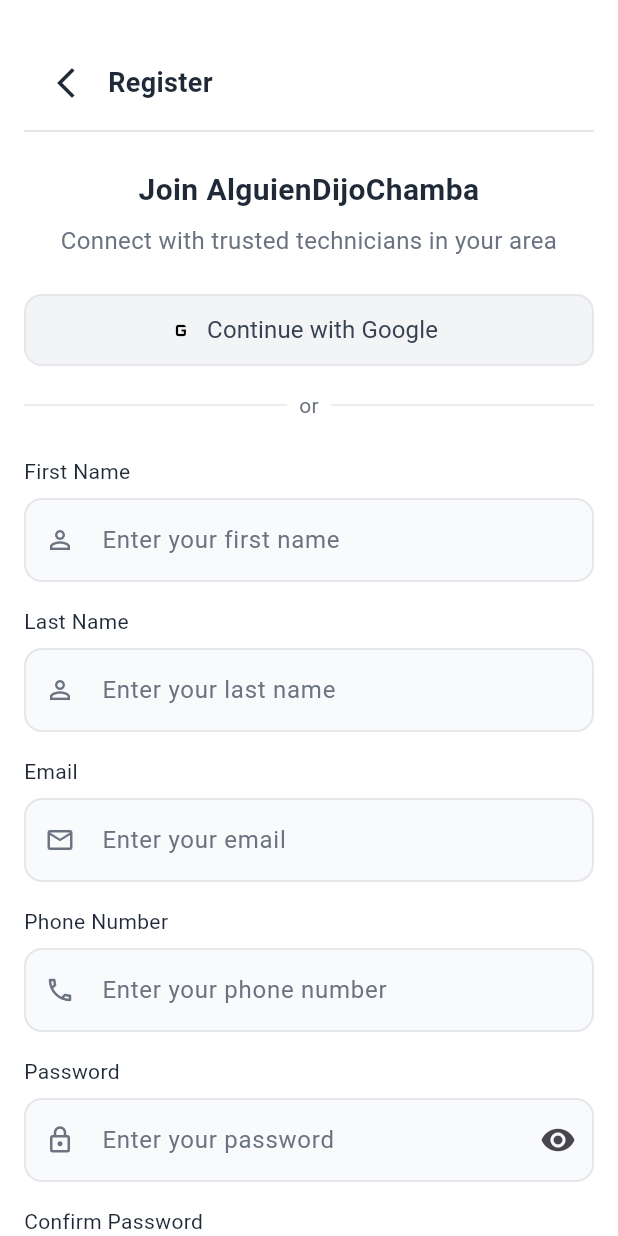
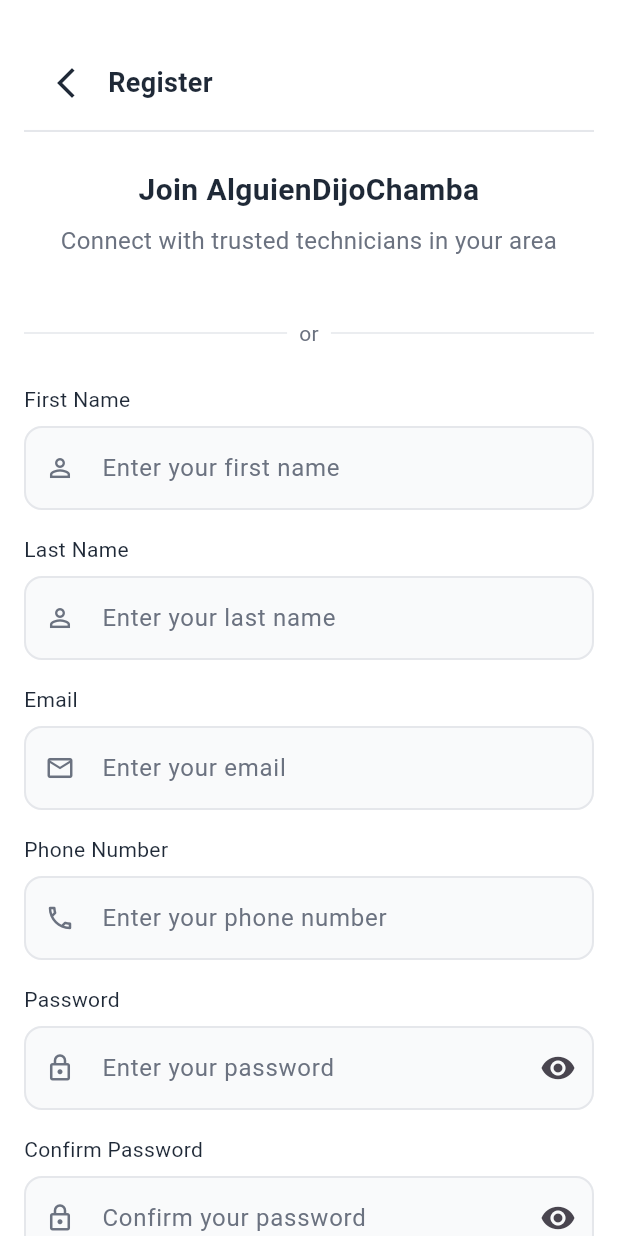
Before and after one commit to 1ACC0238-2520-1798-G3-AlguienDijoChamba/AlguienDijoChamba--Front-2, a Flutter app: the screen it shows after launch, on a phone screen of 412 x 824 dp. Run offline on Flutter 3.47's test engine with Material 3 defaults, Android fonts, the light colour scheme and no system bars; our stand-ins replace dartz, equatable, flutter_bloc, image_picker, persistent_bottom_nav_bar, shared_preferences; missing offline and left inert: easy_load_more, signalr_core; Roboto replaces fonts that are missing (Arimo).

Commit message:
fix: new errors

```diff
--- a/lib/features/auth/presentation/pages/register_page.dart
+++ b/lib/features/auth/presentation/pages/register_page.dart
@@ -128,30 +128,6 @@
                   ),
                 ),
                 const SizedBox(height: 24),
-                SizedBox(
-                  width: double.infinity,
-                  height: 48,
-                  child: OutlinedButton.icon(
-                    onPressed: () {},
-                    style: OutlinedButton.styleFrom(
-                      backgroundColor: const Color(0xFFF3F4F6),
-                      side: const BorderSide(color: Color(0xFFE5E7EB), width: 1.35),
-                      shape: RoundedRectangleBorder(
-                        borderRadius: BorderRadius.circular(12),
-                      ),
-                    ),
-                    icon: const Icon(Icons.g_mobiledata, color: Colors.black),
-                    label: const Text(
-                      'Continue with Google',
-                      style: TextStyle(
-                        color: Color(0xFF374151),
-                        fontSize: 16,
-                        fontFamily: 'Arimo',
-                        fontWeight: FontWeight.w400,
-                      ),
-                    ),
-                  ),
-                ),
                 const SizedBox(height: 16),
                 Row(
                   children: [
```
